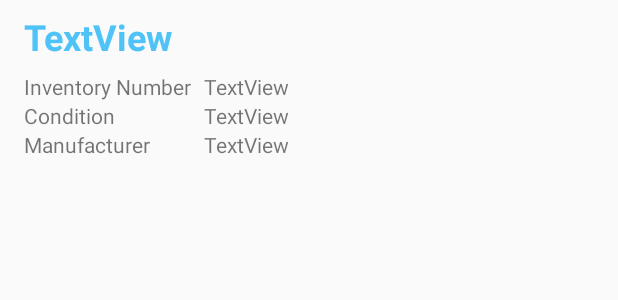
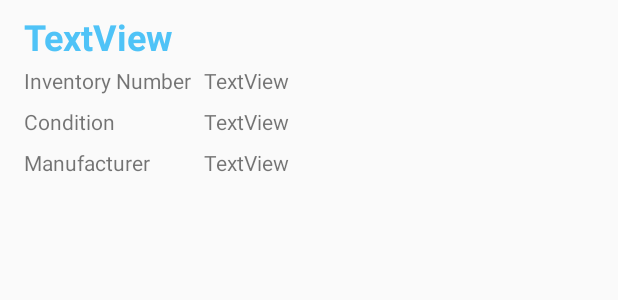
Before and after one commit to ursforrer/mge-miniprojekt-android, an Android app: the layout gadgetswithbutton_layout.xml on its own in the app's theme, with its tools: preview values and no code run, on a phone screen of 412 x 824 dp. Shown: the top 300 px of the screen. Run offline under Robolectric (Android 15) with nearby library versions, the phone set to English and light mode, and no system bars.

Commit message:
Change the Lists to a GridLayout
Change the Lists to a GridLayout (to solve some display issues)

```diff
--- a/Gadgeothek/app/src/main/java/ch/hsr/mge/gadgeothek/MainActivity.java
+++ b/Gadgeothek/app/src/main/java/ch/hsr/mge/gadgeothek/MainActivity.java
@@ -6,14 +6,11 @@ import android.app.FragmentTransaction;
 import android.content.Context;
 import android.content.SharedPreferences;
 import android.support.design.widget.NavigationView;
-import android.support.design.widget.Snackbar;
 import android.support.v4.view.GravityCompat;
 import android.support.v4.widget.DrawerLayout;
 import android.support.v7.app.AppCompatActivity;
 import android.os.Bundle;
 import android.support.v7.widget.Toolbar;
-import android.text.style.LineBackgroundSpan;
-import android.util.Log;
 import android.view.MenuItem;
 import android.view.View;
 import android.widget.TextView;
--- a/Gadgeothek/app/src/main/res/layout/gadgetswithbutton_layout.xml
+++ b/Gadgeothek/app/src/main/res/layout/gadgetswithbutton_layout.xml
@@ -22,88 +22,66 @@
         android:textSize="24sp"
         android:textColor="@color/accent" />
 
-    <LinearLayout
-        android:orientation="vertical"
-        android:id="@+id/linearLayout34"
-        android:layout_width="wrap_content"
+    <GridLayout
+        android:layout_width="match_parent"
         android:layout_height="wrap_content"
-        android:layout_alignParentLeft="true"
-        android:layout_alignParentStart="true"
-        android:layout_alignParentTop="true"
-        android:layout_marginTop="32dp"
-        android:layout_marginBottom="8dp">
-
-        <LinearLayout
-            android:orientation="horizontal"
-            android:layout_width="match_parent"
-            android:id="@+id/NewReservation56"
-            android:layout_height="match_parent"
-            android:layout_marginTop="8dp">
+        android:columnCount="3"
+        android:rowCount="3"
+        android:paddingTop="36dp">
 
         <TextView
             android:text="@string/inventory_number"
             android:layout_width="wrap_content"
             android:layout_height="wrap_content"
             android:id="@+id/textNumber_NewReservation"
-                android:layout_weight="1"
+            android:layout_column="0"
+            android:layout_row="0"
             android:width="120dp" />
 
         <TextView
             android:text="@string/textview"
             android:layout_width="wrap_content"
             android:layout_height="wrap_content"
-                android:id="@+id/InventoryNumber_NewReservation"
-                android:layout_weight="1" />
-        </LinearLayout>
-
-        <LinearLayout
-            android:orientation="horizontal"
-            android:layout_width="match_parent"
-            android:layout_height="match_parent"
-            android:id="@+id/NewReservation12"
-            android:layout_marginTop="0dp">
+            android:layout_column="1"
+            android:layout_row="0"
+            android:id="@+id/InventoryNumber_NewReservation" />
 
         <TextView
             android:text="@string/condition"
             android:layout_width="wrap_content"
             android:layout_height="wrap_content"
             android:id="@+id/textCondition_NewReservation"
-                android:layout_weight="1"
-                android:width="120dp" />
+            android:layout_column="0"
+            android:layout_row="1"
+            android:width="120dp"
+            android:paddingTop="8dp" />
 
         <TextView
             android:layout_width="wrap_content"
             android:layout_height="wrap_content"
             android:id="@+id/Condition_NewReservation"
-                android:layout_weight="1"
-                android:textAlignment="textStart"
+            android:layout_column="1"
+            android:layout_row="1"
             android:text="@string/textview" />
-        </LinearLayout>
-
-        <LinearLayout
-            android:orientation="horizontal"
-            android:layout_width="match_parent"
-            android:layout_height="match_parent"
-            android:id="@+id/NewReservation34"
-            android:layout_marginTop="0dp">
 
         <TextView
             android:text="@string/manufacturer"
             android:layout_width="wrap_content"
             android:layout_height="wrap_content"
+            android:layout_column="0"
+            android:layout_row="2"
             android:id="@+id/textManufactur_NewReservation"
-                android:layout_weight="1"
-                android:width="120dp" />
+            android:width="120dp"
+            android:paddingTop="8dp" />
 
         <TextView
             android:text="@string/textview"
             android:layout_width="wrap_content"
             android:layout_height="wrap_content"
             android:id="@+id/Manufacturer_NewReservation"
-                android:layout_weight="1"
-                android:textAlignment="textStart" />
-        </LinearLayout>
+            android:layout_column="1"
+            android:layout_row="2" />
 
-    </LinearLayout>
+    </GridLayout>
 
 </RelativeLayout>
--- a/Gadgeothek/app/src/main/res/layout/start_fragment.xml
+++ b/Gadgeothek/app/src/main/res/layout/start_fragment.xml
@@ -44,5 +44,6 @@
             android:layout_height="wrap_content"
             android:id="@+id/textView2"
             android:textAlignment="center"
-            android:layout_gravity="center_horizontal" />
+            android:layout_gravity="center_horizontal"
+            android:textColor="@color/accent" />
     </LinearLayout>
```
Also changed, not shown: Gadgeothek/app/src/main/res/layout/loadlayout.xml (+16 -29 lines), Gadgeothek/app/src/main/res/layout/res_layout.xml (+21 -34 lines). Lines whose indentation alone changed are shown as unchanged.
